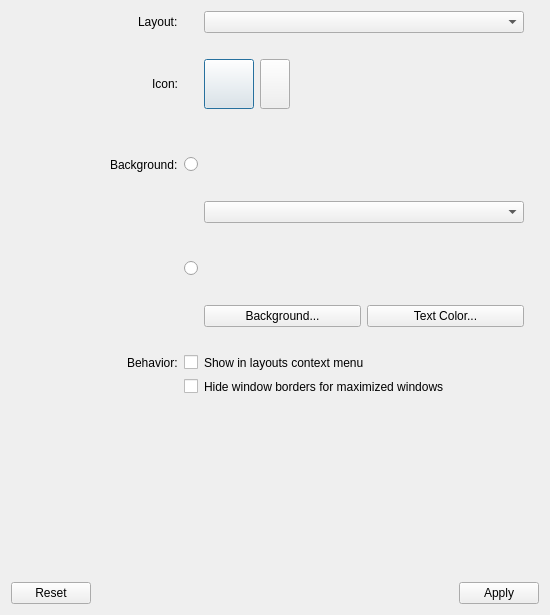
The window that app/settings/dialogs/detailsdialog.ui (KDE/latte-dock) describes before a commit, drawn with Qt 5.
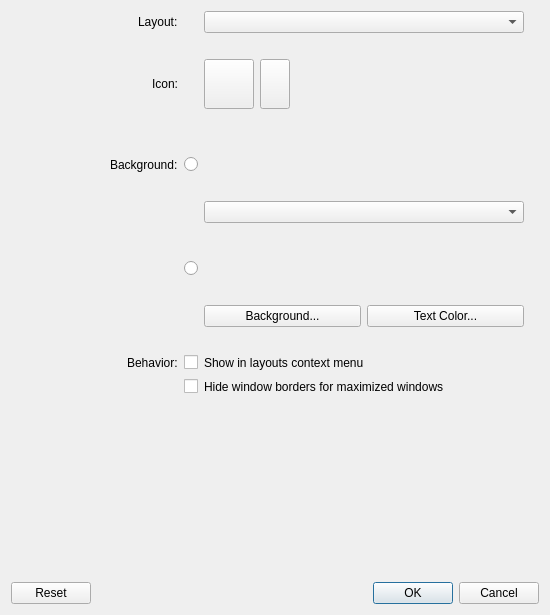
The same window after the commit. Icons and pictures are not drawn. Custom widgets are drawn as their Qt base class.

Commit message:
details:add Ok,Cancel buttons
--delete details window properly after has
been used from the user

What changed in the file:
```diff
--- a/app/settings/dialogs/detailsdialog.ui
+++ b/app/settings/dialogs/detailsdialog.ui
@@ -549,7 +549,7 @@
       <enum>Qt::Horizontal</enum>
      </property>
      <property name="standardButtons">
-      <set>QDialogButtonBox::Apply|QDialogButtonBox::Reset</set>
+      <set>QDialogButtonBox::Cancel|QDialogButtonBox::Ok|QDialogButtonBox::Reset</set>
      </property>
     </widget>
    </item>
```
The commit also changes 3 other files.
